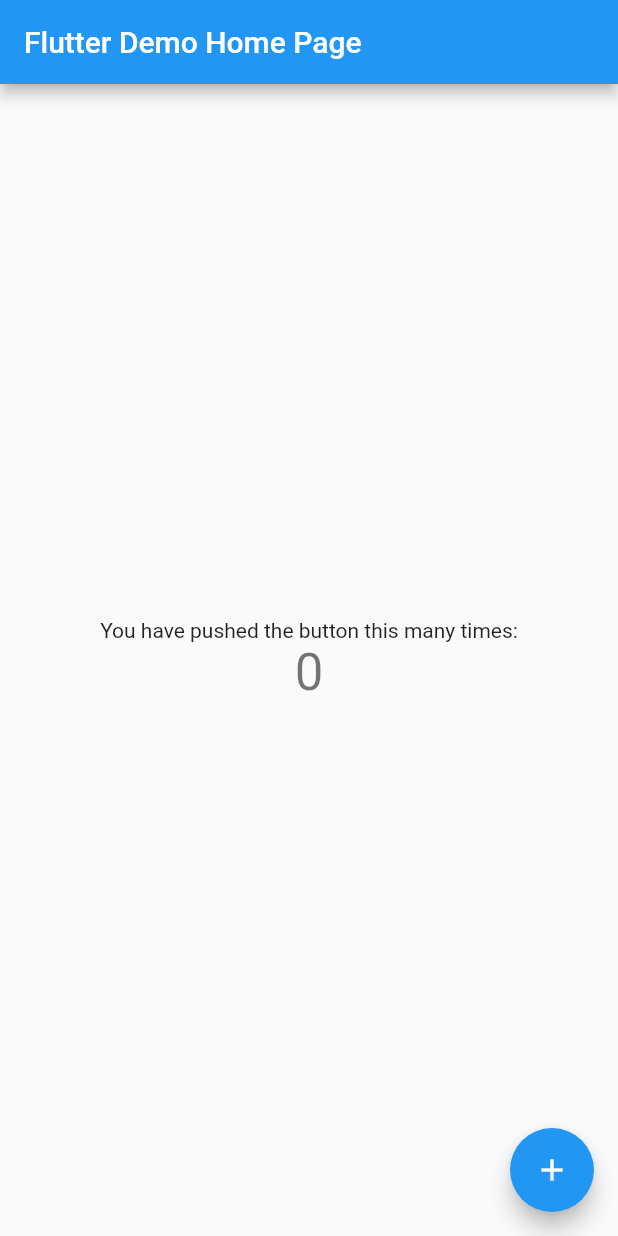
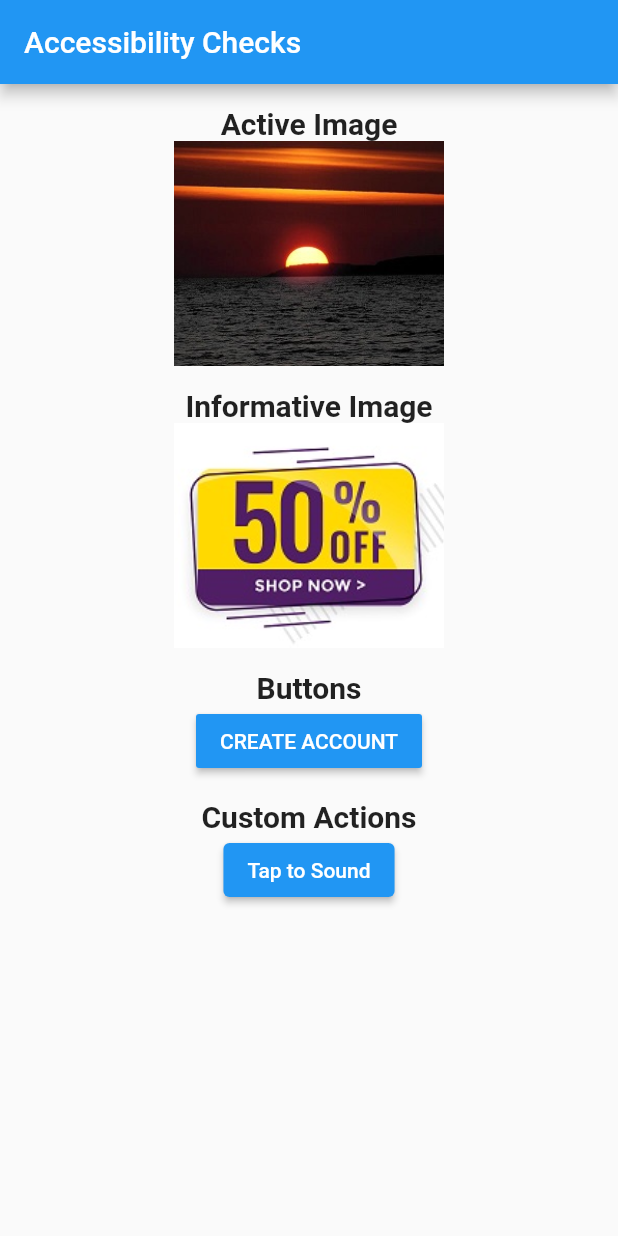
Before and after one commit to KrishnaStv/flutter-a11y-demo, a Flutter app: the screen it shows after launch, on a phone screen of 412 x 824 dp. Run offline on Flutter 3.47's test engine with Material 2 defaults, Android fonts, the phone set to English and light mode, and no system bars.

Commit message:
Images, Buttons and Custom actions for semantics are done.

```diff
--- /dev/null
+++ b/lib/HomeScreen.dart
@@ -0,0 +1,21 @@
+
+import 'package:flutter/material.dart';
+
+class HomeScreen extends StatelessWidget {
+
+  @override
+  Widget build(BuildContext context) {
+    // TODO: implement build
+    return Scaffold(
+      appBar: AppBar(
+        title: Text('Flutter A11Y Samples'),
+        centerTitle: true,
+      ),
+      body: ListView(
+        children: [
+
+        ],
+      ),
+    );
+  }
+}
--- /dev/null
+++ b/lib/ImagesAccessibility.dart
@@ -0,0 +1,140 @@
+
+import 'package:flutter/cupertino.dart';
+import 'package:flutter/material.dart';
+import 'package:flutter/semantics.dart';
+
+class ImageAccessibilitychecks extends StatelessWidget {
+
+  var activeImagePath = new AssetImage('assets/images/sunset.jpg');
+  var infoImagePath = new AssetImage('assets/images/img.png');
+  var isGERadioButtonSelected = false;
+
+  @override
+  Widget build(BuildContext context) {
+    var activeImage = new Image(
+      image: activeImagePath,
+      fit: BoxFit.cover,
+      width: 180,
+      height: 150,
+    );
+
+    var infoImage = new Image(
+      image: infoImagePath,
+      fit: BoxFit.cover,
+      width: 180,
+      height: 150,
+    );
+
+    // TODO: implement build
+    return Scaffold(
+      appBar: AppBar(title: Text('Accessibility Checks'),),
+      body: SingleChildScrollView(
+        scrollDirection: Axis.vertical,
+        child: Column(
+          children: [
+            SizedBox(
+              height: 15,
+            ),
+            Container(
+              child: Semantics(
+                child: Text("Active Image",
+                    style: TextStyle(fontWeight: FontWeight.bold, fontSize: 20),
+                ),
+                header: true,
+              ),
+            ),
+            Semantics(
+              child: Container(
+                child: GestureDetector(
+                  onTap: () {
+                    final scaffold = ScaffoldMessenger.of(context);
+                    scaffold.showSnackBar(
+                      SnackBar(
+                        content: Text("Active image tap actions"),
+                        action: SnackBarAction(label: 'Okay', onPressed: scaffold.hideCurrentSnackBar),
+                      ),
+                    );
+                  },
+                  child: activeImage,
+                )
+              ),
+              label: 'sunset as a sea',
+            ),
+            SizedBox(
+              height: 15,
+            ),
+            Container(
+              child: Semantics(
+                child: Text("Informative Image",
+                  style: TextStyle(fontWeight: FontWeight.bold, fontSize: 20),
+                ),
+                header: true,
+              ),
+            ),
+            Semantics(
+              child: Container(
+                  child: infoImage
+              ),
+              label: '50% off shopnow',
+            ),
+            SizedBox(
+              height: 15,
+            ),
+            Container(
+              child: Semantics(
+                child: Text("Buttons",
+                  style: TextStyle(fontWeight: FontWeight.bold, fontSize: 20),
+                ),
+                header: true,
+              ),
+            ),
+            MaterialButton(
+              onPressed: () {},
+              color: Colors.blue,
+              textColor: Colors.white,
+              child: Text('CREATE ACCOUNT'),
+            ),
+            SizedBox(
+              height: 15,
+            ),
+            Container(
+              alignment: Alignment.center,
+              padding: EdgeInsets.only(left: 15, right: 15),
+              child: Text(
+                'Custom Actions',
+                style: TextStyle(fontWeight: FontWeight.bold, fontSize: 20),
+              ),
+            ),
+            Semantics(
+              child: ElevatedButton(
+                child: Text('Tap to Sound'),
+                onPressed: () {
+                  debugPrint("default action performed");
+                  final scaffold = ScaffoldMessenger.of(context);
+                  scaffold.showSnackBar(
+                    SnackBar(
+                      content: Text("Its Default Action"),
+                      action: SnackBarAction(label: 'Okay', onPressed: scaffold.hideCurrentSnackBar),
+                    ),
+                  );
+                },
+              ),
+              customSemanticsActions: {
+                CustomSemanticsAction(label: "Custom Action"): () {
+                  debugPrint("custom action performed");
+                  final scaffold = ScaffoldMessenger.of(context);
+                  scaffold.showSnackBar(
+                    SnackBar(
+                      content: Text("Its Custom Action"),
+                      action: SnackBarAction(label: 'Okay', onPressed: scaffold.hideCurrentSnackBar),
+                    ),
+                  );
+                },
+              },
+            ),
+          ],
+        ),
+      ),
+    );
+  }
+}
--- a/lib/main.dart
+++ b/lib/main.dart
@@ -1,7 +1,8 @@
 import 'package:flutter/material.dart';
+import 'package:flutter_a11y_demo/ImagesAccessibility.dart';
 
 void main() {
-  runApp(const MyApp());
+  runApp(MaterialApp(home: ImageAccessibilitychecks(),));
 }
 
 class MyApp extends StatelessWidget {
--- a/pubspec.yaml
+++ b/pubspec.yaml
@@ -56,6 +56,8 @@ flutter:
   # included with your application, so that you can use the icons in
   # the material Icons class.
   uses-material-design: true
+  assets:
+    - assets/images/
 
   # To add assets to your application, add an assets section, like this:
   # assets:
```
Also changed, not shown: assets/images/decorativeimage.png (added), assets/images/img.png (added), assets/images/radio_button.png (added), assets/images/radio_button_selected.png (added), assets/images/sunset.jpg (added).
